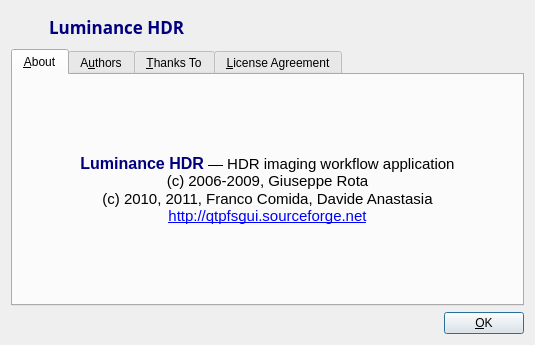
This is src/UI/about.ui in LuminanceHDR/LuminanceHDR as Qt 5 draws it before an edit. The edited form follows.
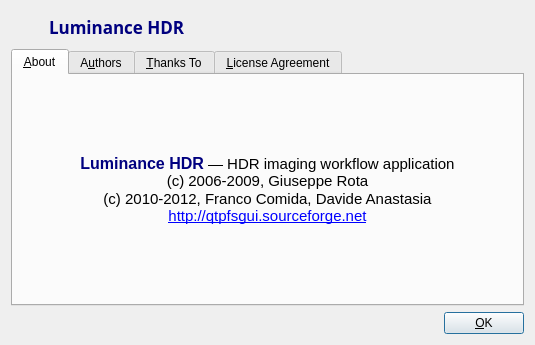
This is the edited form. Icons and pictures are not drawn.

```diff
--- a/src/UI/about.ui
+++ b/src/UI/about.ui
@@ -91,7 +91,7 @@
 p, li { white-space: pre-wrap; }
 &lt;/style&gt;&lt;/head&gt;&lt;body style=&quot; font-family:'Sans Serif'; font-size:11pt; font-weight:400; font-style:normal;&quot;&gt;
 &lt;p align=&quot;center&quot; style=&quot; margin-top:0px; margin-bottom:0px; margin-left:0px; margin-right:0px; -qt-block-indent:0; text-indent:0px;&quot;&gt;&lt;span style=&quot; font-size:12pt; font-weight:600; color:#00007f;&quot;&gt;Luminance HDR&lt;/span&gt; — HDR imaging workflow application&lt;br /&gt;(c) 2006-2009, Giuseppe Rota&lt;/p&gt;
-&lt;p align=&quot;center&quot; style=&quot; margin-top:0px; margin-bottom:0px; margin-left:0px; margin-right:0px; -qt-block-indent:0; text-indent:0px;&quot;&gt;(c) 2010, 2011, Franco Comida, Davide Anastasia&lt;br /&gt;&lt;a href=&quot;http://qtpfsgui.sourceforge.net&quot;&gt;&lt;span style=&quot; text-decoration: underline; color:#0000ff;&quot;&gt;http://qtpfsgui.sourceforge.net&lt;/span&gt;&lt;/a&gt;&lt;/p&gt;&lt;/body&gt;&lt;/html&gt;</string>
+&lt;p align=&quot;center&quot; style=&quot; margin-top:0px; margin-bottom:0px; margin-left:0px; margin-right:0px; -qt-block-indent:0; text-indent:0px;&quot;&gt;(c) 2010-2012, Franco Comida, Davide Anastasia&lt;br /&gt;&lt;a href=&quot;http://qtpfsgui.sourceforge.net&quot;&gt;&lt;span style=&quot; text-decoration: underline; color:#0000ff;&quot;&gt;http://qtpfsgui.sourceforge.net&lt;/span&gt;&lt;/a&gt;&lt;/p&gt;&lt;/body&gt;&lt;/html&gt;</string>
            </property>
            <property name="textFormat">
             <enum>Qt::AutoText</enum>
```
